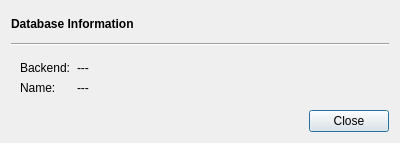
This is src/astrodb-guiqt/dbinfodialog.ui in braeun/astrodb as Qt 5 draws it before an edit. The edited form follows.
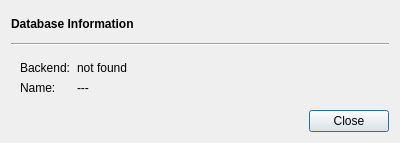
This is the edited form.

What changed in the file:
```diff
--- a/src/astrodb-guiqt/dbinfodialog.ui
+++ b/src/astrodb-guiqt/dbinfodialog.ui
@@ -52,7 +52,7 @@
          </sizepolicy>
         </property>
         <property name="text">
-         <string>---</string>
+         <string>not found</string>
         </property>
        </widget>
       </item>
```
Left out of the diff: 6 changed lines with no effect on the pictures.
